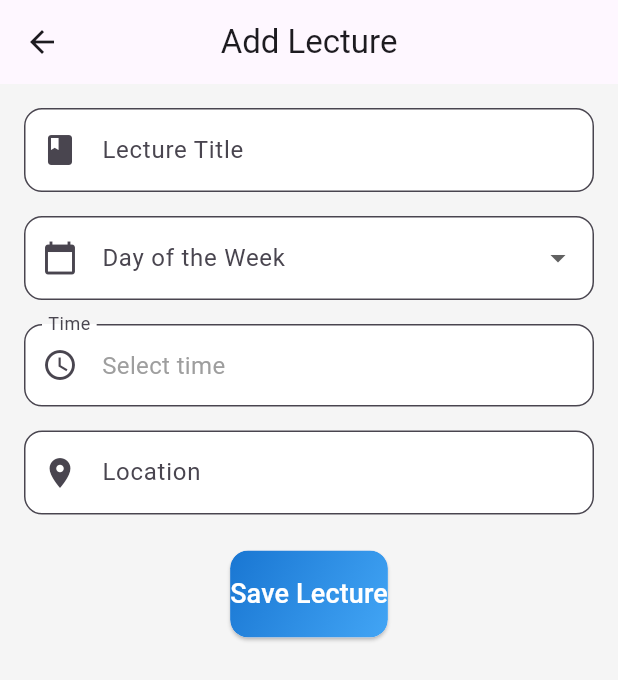
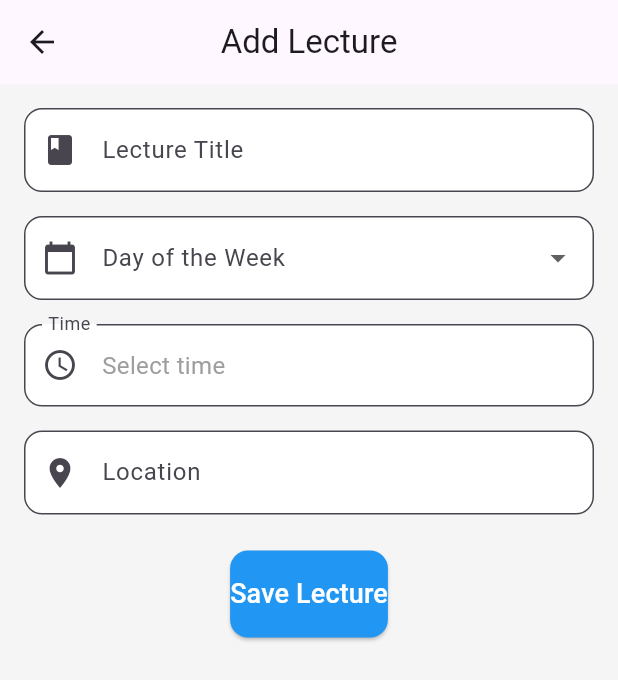
Before and after one commit to Efhemjay/Lecture_Reminder_System, a Flutter app: the LectureListPage screen opened directly, after a tap on the "add" icon, on a phone screen of 412 x 824 dp. Shown: the top 680 px of the screen. Run offline on Flutter 3.47's test engine with Material 3 defaults, Android fonts, the phone set to English and light mode, and no system bars; our stand-ins replace flutter_local_notifications, shared_preferences, timezone; accounts and stored records are empty.

Commit message:
update 16 files

```diff
--- a/lib/main.dart
+++ b/lib/main.dart
@@ -1,10 +1,52 @@
 import 'package:flutter/material.dart';
 import 'package:lecture_reminder_system/presentation/screens/login_page/login_page.dart';
 import 'package:timezone/data/latest.dart' as tz;
+import 'package:flutter_local_notifications/flutter_local_notifications.dart';
+
+final FlutterLocalNotificationsPlugin flutterLocalNotificationsPlugin =
+    FlutterLocalNotificationsPlugin();
 
 void main() async {
   WidgetsFlutterBinding.ensureInitialized();
-  tz.initializeTimeZones(); // Initialize timezone database for notifications
+
+  // Initialize timezone database
+  tz.initializeTimeZones();
+
+  // Initialize local notifications
+  const AndroidInitializationSettings androidInitSettings =
+      AndroidInitializationSettings('@mipmap/ic_launcher');
+
+  const InitializationSettings initializationSettings = InitializationSettings(
+    android: androidInitSettings,
+    iOS: DarwinInitializationSettings(
+      requestAlertPermission: true,
+      requestBadgePermission: true,
+      requestSoundPermission: true,
+    ),
+  );
+
+  await flutterLocalNotificationsPlugin.initialize(
+    initializationSettings,
+    onDidReceiveNotificationResponse: (NotificationResponse response) {
+      debugPrint('Notification tapped: ${response.payload}');
+    },
+  );
+
+  // Register notification channel (Android 8+)
+  final androidPlugin = flutterLocalNotificationsPlugin
+      .resolvePlatformSpecificImplementation<
+        AndroidFlutterLocalNotificationsPlugin
+      >();
+
+  const AndroidNotificationChannel channel = AndroidNotificationChannel(
+    'lecture_channel',
+    'Lecture Reminders',
+    description: 'Lecture schedule reminder',
+    importance: Importance.high,
+  );
+
+  await androidPlugin?.createNotificationChannel(channel);
+
   runApp(const LectureReminderApp());
 }
 
@@ -32,17 +74,7 @@ class LectureReminderApp extends StatelessWidget {
             shape: RoundedRectangleBorder(
               borderRadius: BorderRadius.circular(12),
             ),
-            backgroundBuilder: (context, states, child) => Container(
-              decoration: BoxDecoration(
-                gradient: LinearGradient(
-                  colors: [Colors.blue.shade700, Colors.blue.shade400],
-                  begin: Alignment.topLeft,
-                  end: Alignment.bottomRight,
-                ),
-                borderRadius: BorderRadius.circular(12),
-              ),
-              child: child,
-            ),
+            backgroundColor: Colors.blue,
           ),
         ),
       ),
--- a/lib/presentation/screens/add_lecture_page/add_lecture_page.dart
+++ b/lib/presentation/screens/add_lecture_page/add_lecture_page.dart
@@ -36,16 +36,27 @@ class _AddLecturePageState extends State<AddLecturePage> {
     if (widget.lectureToEdit != null) {
       _titleController.text = widget.lectureToEdit!.title;
       _selectedDay = widget.lectureToEdit!.day;
-
-      // Fix: handle AM/PM formats gracefully
-      final timeString = widget.lectureToEdit!.time.trim();
-      final is12HourFormat = timeString.contains(RegExp(r'[AaPp][Mm]'));
+      _locationController.text = widget.lectureToEdit!.location;
 
       try {
+        final timeString = widget.lectureToEdit!.time.trim();
+        final is12HourFormat = timeString.contains(
+          RegExp(r'[AaPp][Mm]', caseSensitive: false),
+        );
+
         TimeOfDay parsedTime;
 
         if (is12HourFormat) {
-          final dateTime = DateFormat.jm().parse(timeString); // e.g. "6:30 PM"
+          final normalizedTimeString = timeString
+              .replaceAll(RegExp(r'[\u202F\u00A0\s]+'), ' ')
+              .replaceAllMapped(
+                RegExp(r'(am|pm)', caseSensitive: false),
+                (Match match) => match.group(0)!.toUpperCase(),
+              )
+              .trim();
+          final dateTime = DateFormat(
+            'h:mm a',
+          ).parseStrict(normalizedTimeString);
           parsedTime = TimeOfDay.fromDateTime(dateTime);
         } else {
           final timeParts = timeString.split(':');
@@ -54,17 +65,15 @@ class _AddLecturePageState extends State<AddLecturePage> {
             final minute = int.parse(timeParts[1]);
             parsedTime = TimeOfDay(hour: hour, minute: minute);
           } else {
-            throw FormatException("Invalid time format");
+            throw FormatException("Invalid time format: $timeString");
           }
         }
 
         _selectedTime = parsedTime;
       } catch (e) {
         debugPrint('⚠️ Failed to parse lecture time: $e');
-        _selectedTime = TimeOfDay.now(); // fallback
+        _selectedTime = TimeOfDay.now(); // Fallback
       }
-
-      _locationController.text = widget.lectureToEdit!.location;
     }
   }
 
@@ -188,7 +197,15 @@ class _AddLecturePageState extends State<AddLecturePage> {
                     final lecture = Lecture(
                       title: _titleController.text,
                       day: _selectedDay!,
-                      time: _selectedTime!.format(context),
+                      time: DateFormat('h:mm a').format(
+                        DateTime(
+                          2025,
+                          1,
+                          1,
+                          _selectedTime!.hour,
+                          _selectedTime!.minute,
+                        ),
+                      ),
                       location: _locationController.text,
                     );
                     Navigator.pop(context, lecture);
--- a/lib/presentation/screens/lecture_list_page/lecture_list_page.dart
+++ b/lib/presentation/screens/lecture_list_page/lecture_list_page.dart
@@ -1,5 +1,6 @@
 import 'dart:convert';
 import 'package:flutter/material.dart';
+import 'package:lecture_reminder_system/main.dart';
 import 'package:lecture_reminder_system/model/lecture_model.dart';
 import 'package:lecture_reminder_system/presentation/screens/add_lecture_page/add_lecture_page.dart';
 import 'package:shared_preferences/shared_preferences.dart';
@@ -28,100 +29,68 @@ class _LectureListPageState extends State<LectureListPage> {
   }
 
   Future<void> _initializeNotifications() async {
-    tz.initializeTimeZones();
-    final localTimezone = tz.getLocation(
-      'Africa/Lagos',
-    ); // Explicitly set to WAT
-    tz.setLocalLocation(localTimezone);
-    debugPrint('Current timezone: ${tz.local.name}');
+    // Only set timezone once
+    final location = tz.getLocation('Africa/Lagos');
+    tz.setLocalLocation(location);
+    debugPrint('📍 Timezone set to: ${tz.local.name}');
 
-    const initializationSettingsAndroid = AndroidInitializationSettings(
-      '@mipmap/ic_launcher',
-    );
-    const initializationSettingsIOS = DarwinInitializationSettings(
-      requestAlertPermission: true,
-      requestBadgePermission: true,
-      requestSoundPermission: true,
-    );
-    const initializationSettings = InitializationSettings(
-      android: initializationSettingsAndroid,
-      iOS: initializationSettingsIOS,
-    );
-
-    final bool? initResult = await _notificationsPlugin.initialize(
-      initializationSettings,
-      onDidReceiveNotificationResponse: (NotificationResponse response) {
-        debugPrint(
-          'Notification triggered: ID=${response.id}, Payload=${response.payload}',
-        );
-      },
-    );
-    debugPrint(
-      'Notification initialization: ${initResult == true ? "Success" : "Failed or null"}',
-    );
-
-    // Clear all existing notifications to avoid conflicts
-    await _notificationsPlugin.cancelAll();
-    debugPrint('Cleared all existing notifications');
-
-    // Android permissions (Android 13+)
-    final androidPlugin = _notificationsPlugin
+    // Already initialized in main.dart, so no need to reinitialize here
+    // Request Android 13+ permissions
+    final androidPlugin = flutterLocalNotificationsPlugin
         .resolvePlatformSpecificImplementation<
           AndroidFlutterLocalNotificationsPlugin
         >();
+
     if (androidPlugin != null) {
-      final bool? notificationGranted = await androidPlugin
-          .requestNotificationsPermission();
+      final granted = await androidPlugin.requestNotificationsPermission();
+      final exactGranted = await androidPlugin.requestExactAlarmsPermission();
       debugPrint(
-        'Notification permission granted: ${notificationGranted == true}',
-      );
-      final bool? exactAlarmGranted = await androidPlugin
-          .requestExactAlarmsPermission();
-      debugPrint(
-        'Exact alarm permission: ${exactAlarmGranted == true ? "Granted" : "Denied or null"}',
+        '🔔 Notification permission: $granted | Exact alarms: $exactGranted',
       );
     }
 
     // iOS permissions
-    final iosPlugin = _notificationsPlugin
+    final iosPlugin = flutterLocalNotificationsPlugin
         .resolvePlatformSpecificImplementation<
           IOSFlutterLocalNotificationsPlugin
         >();
     if (iosPlugin != null) {
-      final bool? iosGranted = await iosPlugin.requestPermissions(
+      final granted = await iosPlugin.requestPermissions(
         alert: true,
         badge: true,
         sound: true,
       );
-      debugPrint('iOS notification permission granted: ${iosGranted == true}');
+      debugPrint('🍏 iOS permission granted: $granted');
     }
 
-    // Test notification (triggers 10 seconds from now)
-    final testDate = tz.TZDateTime.now(
-      tz.local,
-    ).add(const Duration(seconds: 10));
-    await _notificationsPlugin.zonedSchedule(
-      999,
-      'Test Notification',
-      'This is a test to verify notifications work.',
-      testDate,
-      const NotificationDetails(
-        android: AndroidNotificationDetails(
-          'lecture_channel',
-          'Lecture Reminders',
-          channelDescription: 'Lecture schedule reminder',
-          importance: Importance.max,
-          priority: Priority.high,
-          playSound: true,
-          enableVibration: true,
-        ),
-        iOS: DarwinNotificationDetails(),
-      ),
-      androidAllowWhileIdle: true,
-      uiLocalNotificationDateInterpretation:
-          UILocalNotificationDateInterpretation.absoluteTime,
-    );
-    debugPrint('Test notification scheduled for: $testDate');
+    // Schedule test notification in 10s
+    // final now = tz.TZDateTime.now(tz.local);
+    // final testDate = now.add(const Duration(seconds: 30)); // safer buffer
+    // final diff = testDate.difference(now);
+
+    // debugPrint('🧪 Scheduling test notification in ${diff.inSeconds} seconds');
+
+    // await flutterLocalNotificationsPlugin.zonedSchedule(
+    //   999,
+    //   'Test Notification',
+    //   'This is to confirm notifications work.',
+    //   testDate,
+    //   const NotificationDetails(
+    //     android: AndroidNotificationDetails(
+    //       'lecture_channel',
+    //       'Lecture Reminders',
+    //       channelDescription: 'Lecture schedule reminder',
+    //       importance: Importance.max,
+    //       priority: Priority.high,
+    //       playSound: true,
+    //       enableVibration: true,
+    //     ),
+    //     iOS: DarwinNotificationDetails(),
+    //   ),
+    //   androidScheduleMode: AndroidScheduleMode.exactAllowWhileIdle,
+    // );
+
+    // debugPrint('🧪 Test notification scheduled for $testDate');
   }
 
   Future<void> _loadLectures() async {
@@ -159,7 +128,7 @@ class _LectureListPageState extends State<LectureListPage> {
       await _notificationsPlugin.zonedSchedule(
         lecture.hashCode,
         lecture.title,
-        'Lecture at ${lecture.location} on ${lecture.day} (Test)',
+        'Lecture at ${lecture.location} on ${lecture.day}',
         tzScheduledDate,
         const NotificationDetails(
           android: AndroidNotificationDetails(
@@ -173,9 +142,7 @@ class _LectureListPageState extends State<LectureListPage> {
           ),
           iOS: DarwinNotificationDetails(),
         ),
-        androidAllowWhileIdle: true,
-        uiLocalNotificationDateInterpretation:
-            UILocalNotificationDateInterpretation.absoluteTime,
+        androidScheduleMode: AndroidScheduleMode.exactAllowWhileIdle,
       );
       debugPrint('🔔 Test notification scheduled for: $tzScheduledDate');
       return;
@@ -203,39 +170,50 @@ class _LectureListPageState extends State<LectureListPage> {
     }
 
     try {
-      final timeString = lecture.time.trim();
-      final is12Hour =
-          timeString.toLowerCase().contains('am') ||
-          timeString.toLowerCase().contains('pm');
+      final timeString = lecture.time.trim().toLowerCase();
+      // Normalize spaces and AM/PM variations
+      final normalizedTimeString = timeString
+          .replaceAll(RegExp(r'[\u202F\u00A0\s]+'), ' ')
+          .replaceAllMapped(
+            RegExp(r'(am|pm)', caseSensitive: false),
+            (Match match) => match.group(0)!.toUpperCase(),
+          )
+          .trim();
 
       int hour;
       int minute;
 
+      final is12Hour = normalizedTimeString.contains(RegExp(r'AM|PM'));
+
       if (is12Hour) {
-        // Replace non-breaking spaces and normalize
-        final cleanedTimeString = timeString
-            .replaceAll(RegExp(r'[\u202F\u00A0\s]+'), ' ')
-            .trim()
-            .replaceAll(RegExp(r'\s+'), ' ');
         try {
-          final dateTime = DateFormat.jm().parse(cleanedTimeString);
-          hour = dateTime.hour;
-          minute = dateTime.minute;
+          // Parse 12-hour format with strict format
+          final parsedTime = DateFormat(
+            'h:mm a',
+          ).parseStrict(normalizedTimeString);
+          hour = parsedTime.hour;
+          minute = parsedTime.minute;
         } catch (e) {
           debugPrint(
-            '❌ Failed to parse 12-hour time: $cleanedTimeString, error: $e',
+            '❌ Failed to parse 12-hour time: $normalizedTimeString, error: $e',
           );
           throw FormatException(
-            'Invalid 12-hour time format: $cleanedTimeString',
+            'Invalid 12-hour time format: $normalizedTimeString',
           );
         }
       } else {
-        final timeParts = timeString.split(':');
+        final timeParts = normalizedTimeString.split(':');
         if (timeParts.length != 2) {
-          throw FormatException('Invalid 24-hour time format: $timeString');
+          throw FormatException(
+            'Invalid 24-hour time format: $normalizedTimeString',
+          );
         }
         hour = int.parse(timeParts[0]);
         minute = int.parse(timeParts[1]);
+        if (hour > 23) {
+          // Convert 24-hour to 12-hour if needed
+          hour = hour % 12 == 0 ? 12 : hour % 12;
+        }
       }
 
       if (hour < 0 || hour > 23 || minute < 0 || minute > 59) {
@@ -282,9 +260,8 @@ class _LectureListPageState extends State<LectureListPage> {
           ),
           iOS: DarwinNotificationDetails(),
         ),
-        androidAllowWhileIdle: true,
-        uiLocalNotificationDateInterpretation:
-            UILocalNotificationDateInterpretation.absoluteTime,
+        androidScheduleMode: AndroidScheduleMode.exactAllowWhileIdle,
+
         matchDateTimeComponents: forceToday
             ? null
             : DateTimeComponents.dayOfWeekAndTime,
@@ -369,35 +346,35 @@ class _LectureListPageState extends State<LectureListPage> {
                             );
                           },
                         ),
-                        IconButton(
-                          icon: const Icon(
-                            Icons.notifications_active,
-                            color: Colors.green,
-                          ),
-                          onPressed: () {
-                            _scheduleNotification(lecture, forceNow: true);
-                            ScaffoldMessenger.of(context).showSnackBar(
-                              const SnackBar(
-                                content: Text(
-                                  'Test notification scheduled for 10 seconds from now',
-                                ),
-                              ),
-                            );
-                          },
-                        ),
-                        IconButton(
-                          icon: const Icon(Icons.today, color: Colors.orange),
-                          onPressed: () {
-                            _scheduleNotification(lecture, forceToday: true);
-                            ScaffoldMessenger.of(context).showSnackBar(
-                              const SnackBar(
-                                content: Text(
-                                  'Notification scheduled for today',
-                                ),
-                              ),
-                            );
-                          },
-                        ),
+                        // IconButton(
+                        //   icon: const Icon(
+                        //     Icons.notifications_active,
+                        //     color: Colors.green,
+                        //   ),
+                        //   onPressed: () {
+                        //     _scheduleNotification(lecture, forceNow: true);
+                        //     ScaffoldMessenger.of(context).showSnackBar(
+                        //       const SnackBar(
+                        //         content: Text(
+                        //           'Test notification scheduled for 10 seconds from now',
+                        //         ),
+                        //       ),
+                        //     );
+                        //   },
+                        // ),
+                        // IconButton(
+                        //   icon: const Icon(Icons.today, color: Colors.orange),
+                        //   onPressed: () {
+                        //     _scheduleNotification(lecture, forceToday: true);
+                        //     ScaffoldMessenger.of(context).showSnackBar(
+                        //       const SnackBar(
+                        //         content: Text(
+                        //           'Notification scheduled for today',
+                        //         ),
+                        //       ),
+                        //     );
+                        //   },
+                        // ),
                       ],
                     ),
                   ),
--- a/pubspec.yaml
+++ b/pubspec.yaml
@@ -35,8 +35,8 @@ dependencies:
   # Use with the CupertinoIcons class for iOS style icons.
   cupertino_icons: ^1.0.8
   shared_preferences: ^2.2.3
-  flutter_local_notifications: ^17.2.1
-  timezone: ^0.9.2
+  flutter_local_notifications: ^19.3.1
+  timezone: ^0.10.1
   intl: ^0.20.2
 
 dev_dependencies:
```
Also changed, not shown: lib/presentation/screens/login_page/login_page.dart (+31 -0 lines), pubspec.lock, 4 other files.
